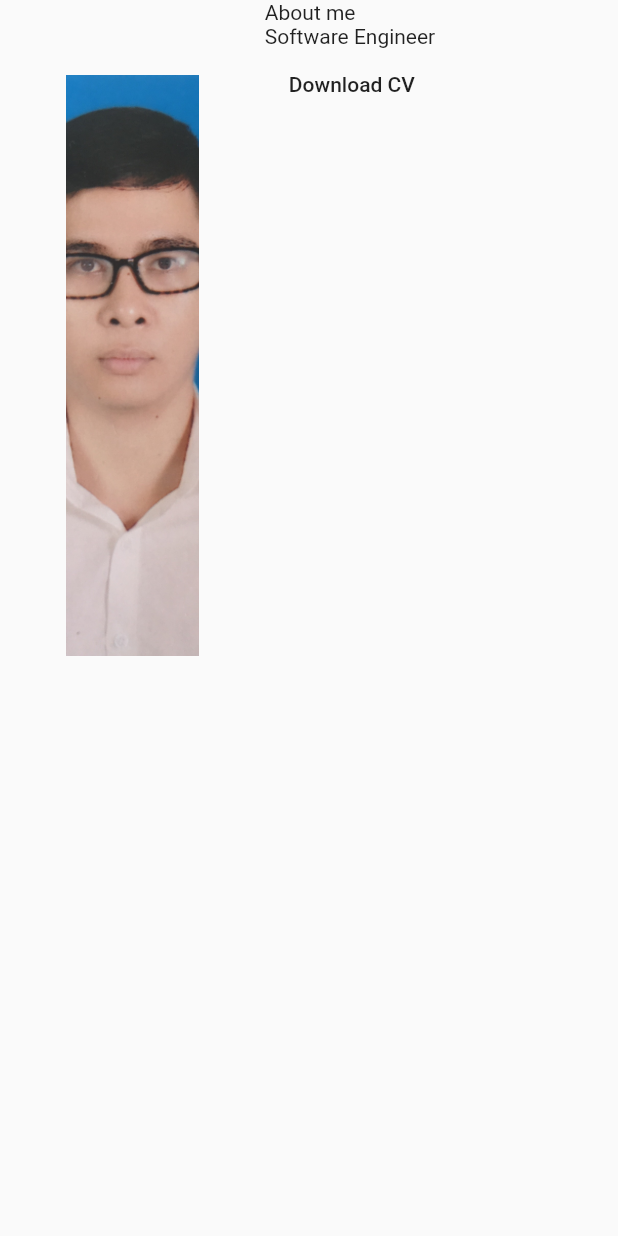
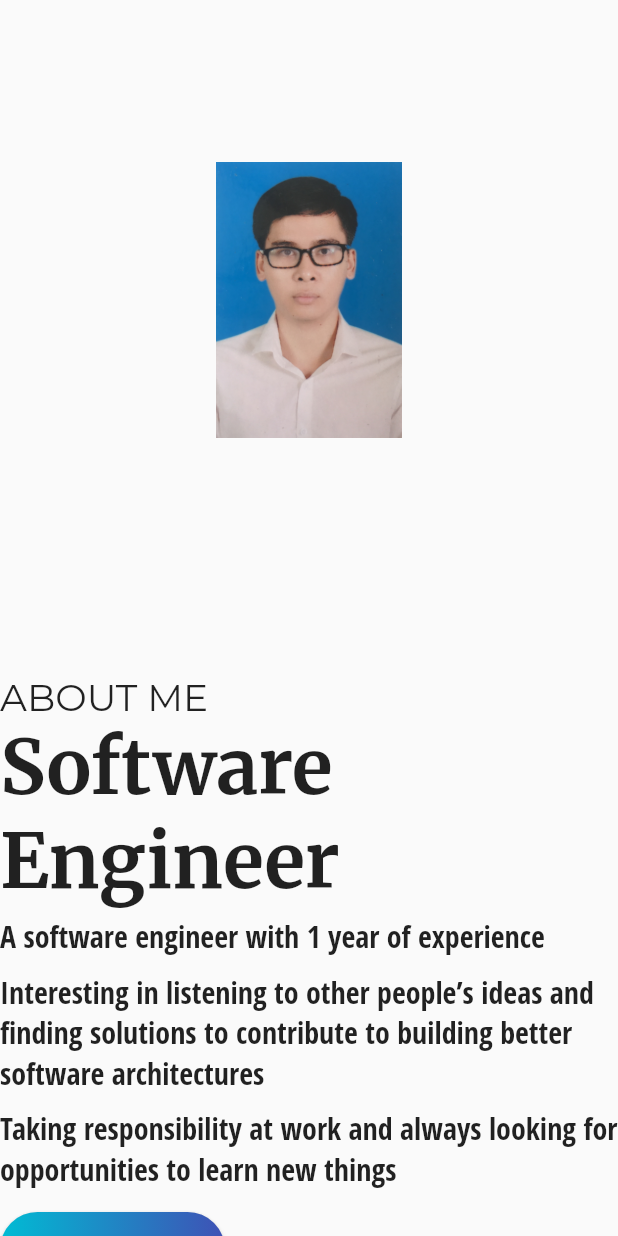
Before and after one commit to lhthang/my_portforlio, a Flutter app: the About widget shown alone on an empty page, opened directly, on a phone screen of 412 x 824 dp. Run offline on Flutter 3.47's test engine with Material 2 defaults, Android fonts, the phone set to English and light mode, and no system bars; drawn by our look-alikes of auto_animated; our stand-ins replace animated_text_kit, google_fonts; missing offline and left inert: dart:html, scroll_to_id.

Commit message:
fix section about

```diff
--- a/lib/about/About.dart
+++ b/lib/about/About.dart
@@ -1,5 +1,6 @@
 import 'package:auto_animated/auto_animated.dart';
 import 'package:flutter/material.dart';
+import 'package:google_fonts/google_fonts.dart';
 import 'package:my_portfolio/utils/constant.dart';
 import 'package:my_portfolio/utils/functions.dart';
 
@@ -12,6 +13,29 @@ class _AboutState extends State<About> {
   bool isHover = false;
   AnimationController animateController;
 
+  final description = [
+    "A software engineer with 1 year of experience",
+    "Interesting in listening to other people’s ideas and finding solutions to contribute to building better software architectures",
+    "Taking responsibility at work and always looking for opportunities to learn new things"
+  ];
+
+  _renderDescription() {
+    List<Widget> _list = new List();
+    for (var item in description) {
+      _list.add(Container(
+        padding: EdgeInsets.only(top: 5, bottom: 5),
+        child: new Text(item,
+            style: GoogleFonts.openSansCondensed(
+              fontSize: 20,
+            )),
+      ));
+    }
+    return new Column(
+      crossAxisAlignment: CrossAxisAlignment.start,
+      children: _list,
+    );
+  }
+
   @override
   Widget build(BuildContext context) {
     final width = MediaQuery.of(context).size.width *
@@ -19,88 +43,26 @@ class _AboutState extends State<About> {
     final height = MediaQuery.of(context).size.height *
         MediaQuery.of(context).devicePixelRatio;
     return Container(
-      height: height,
-      child: Row(
-        crossAxisAlignment: CrossAxisAlignment.start,
+      width: width,
+      child: Wrap(
+        direction: Axis.horizontal,
+        alignment: width / MediaQuery.of(context).devicePixelRatio < 1000
+            ? WrapAlignment.center
+            : WrapAlignment.start,
+        crossAxisAlignment: WrapCrossAlignment.start,
         children: [
-          Expanded(
-            flex: 3,
-            child: Container(
-              padding: EdgeInsets.only(top: 50),
-              child: Align(
-                alignment: Alignment.topCenter,
-                child: FractionallySizedBox(
-                    heightFactor: 0.5,
-                    widthFactor: 0.5,
-                    child: Stack(
-                      children: [
-                        Positioned.fill(
+          Container(
+              padding: EdgeInsets.only(top: 50, bottom: 50),
+              constraints: BoxConstraints(maxWidth: 300, maxHeight: 400),
+              child: Center(
                 child: Image(
-                            fit: BoxFit.cover,
-                            image: AssetImage("images/avt.jpeg"),
-                          ),
-                        ),
-                        Positioned.fill(
-                          child: InkWell(
-                            onHover: (value) {
-                              setState(() {
-                                isHover = value;
-                              });
-                            },
-                            child: Container(
-                              color: isHover
-                                  ? Colors.white.withOpacity(0.2)
-                                  : null,
-                              child: isHover
-                                  ? Icon(
-                                      Icons.search,
-                                      size: 50,
-                                      color: Colors.white,
-                                    )
-                                  : null,
-                            ),
-                            onTap: () {
-                              showDialog(
-                                  context: context,
-                                  builder: (context) {
-                                    return AlertDialog(
-                                      titlePadding: EdgeInsets.all(5.0),
-                                      title: Row(
-                                        mainAxisAlignment:
-                                            MainAxisAlignment.end,
-                                        children: [
-                                          InkWell(
-                                            onTap: () {
-                                              Navigator.of(context).pop();
-                                            },
-                                            customBorder: CircleBorder(),
-                                            child: Icon(
-                                              Icons.close,
-                                              size: 35,
-                                            ),
-                                          )
-                                        ],
-                                      ),
-                                      content: Container(
-                                        width: width * 0.5,
-                                        height: height,
-                                        child: Image(
+                  width: width / 5,
                   fit: BoxFit.contain,
                   image: AssetImage("images/avt.jpeg"),
                 ),
-                                      ),
-                                    );
-                                  });
-                            },
-                          ),
-                        )
-                      ],
               )),
-              ),
-            ),
-          ),
-          Expanded(
-              flex: 4,
+          Container(
+            padding: EdgeInsets.only(top: 50),
             child: AnimateIfVisible(
               key: Key("about"),
               duration: Duration(seconds: 1),
@@ -113,19 +75,57 @@ class _AboutState extends State<About> {
                   child: Column(
                     crossAxisAlignment: CrossAxisAlignment.start,
                     children: [
-                        Text("About me"),
-                        Text("Software Engineer"),
-                        FlatButton(
-                          child: Text("Download CV"),
+                      Text(
+                        "ABOUT ME",
+                        style: GoogleFonts.montserrat(fontSize: 25),
+                      ),
+                      Text("Software Engineer",
+                          style: GoogleFonts.merriweather(
+                            fontWeight: FontWeight.bold,
+                            fontSize: 50,
+                          )),
+                      _renderDescription(),
+                      SizedBox(
+                        height: 10,
+                      ),
+                      RaisedButton(
                         onPressed: () {
                           downloadFile(pdfCV);
                         },
-                        )
+                        shape: RoundedRectangleBorder(
+                            borderRadius: BorderRadius.circular(80.0)),
+                        padding: const EdgeInsets.all(0.0),
+                        child: Ink(
+                          decoration: const BoxDecoration(
+                              borderRadius:
+                                  BorderRadius.all(Radius.circular(80.0)),
+                              gradient: LinearGradient(
+                                colors: [
+                                  Colors.cyan,
+                                  Colors.indigo,
+                                ],
+                              )),
+                          child: Container(
+                            width: 150,
+                            height: 50, // min sizes for Material buttons
+                            alignment: Alignment.center,
+                            child: Text(
+                              'Download CV',
+                              textAlign: TextAlign.center,
+                              style: GoogleFonts.merriweather(
+                                  fontWeight: FontWeight.bold,
+                                  fontSize: 15,
+                                  color: Colors.white),
+                            ),
+                          ),
+                        ),
+                      ),
                     ],
                   ),
                 );
               },
-              )),
+            ),
+          ),
         ],
       ),
     );
--- a/lib/navbar/Navbar.dart
+++ b/lib/navbar/Navbar.dart
@@ -22,21 +22,6 @@ class _NavigationBarState extends State<NavigationBar> {
       backgroundColor: Colors.black87,
       elevation: 1,
       actions: [
-        Container(
-          child: Row(
-            children: [
-              MyButton(
-                title: "Home",
-                decoration: BoxDecoration(
-                    borderRadius: BorderRadius.only(
-                        topLeft: Radius.circular(10.0),
-                        bottomRight: Radius.circular(10.0)),
-                    color: widget.index == 0 ? Colors.red : Colors.transparent),
-                onClick: () {
-                  widget.scrollToId.animateTo("0",
-                      duration: Duration(seconds: 1), curve: Curves.ease);
-                },
-              ),
         MyButton(
           title: "About",
           decoration: BoxDecoration(
@@ -86,9 +71,6 @@ class _NavigationBarState extends State<NavigationBar> {
           },
         ),
       ],
-          ),
-        )
-      ],
     );
   }
 }
```
Lines whose indentation alone changed are shown as unchanged.
